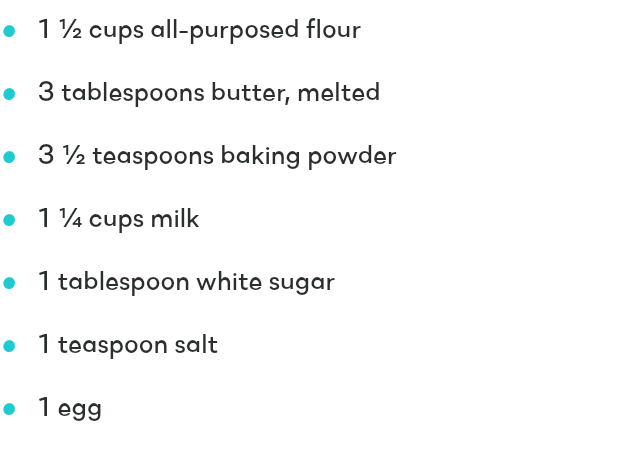
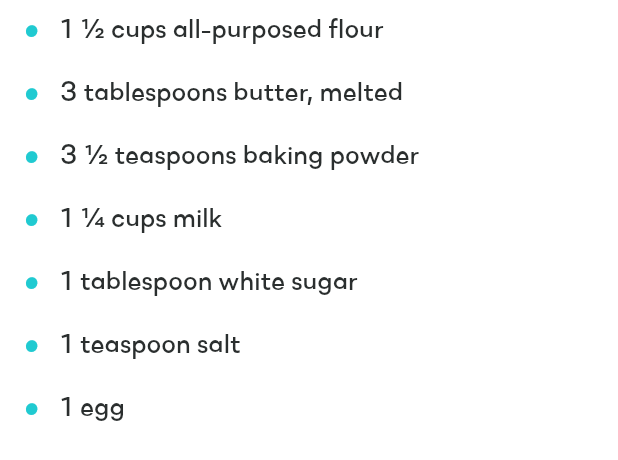
Before and after one commit to Grrravity/RecipeTest, a Flutter app: the ListWidget widget shown alone on an empty page, opened directly, on a phone screen of 412 x 824 dp. Shown: the top 460 px of the screen. Run offline on Flutter 3.47's test engine with Material 2 defaults, Android fonts, the phone set to English and light mode, and no system bars; our stand-ins replace bloc, dartz, equatable, flutter_bloc, flutter_svg, get_it and 1 more.

Commit message:
fixed recipe list widget's horizontal marging > + add some TODO

```diff
--- a/lib/features/pancake_app/views/components/display/detail_display.dart
+++ b/lib/features/pancake_app/views/components/display/detail_display.dart
@@ -13,6 +13,7 @@ class _DetailWidgetState extends State<DetailWidget> {
 
   @override
   Widget build(BuildContext context) {
+    //TODO Add fake data source from Json
     return Column(
       mainAxisSize: MainAxisSize.max,
       mainAxisAlignment: MainAxisAlignment.start,
--- a/lib/features/pancake_app/views/components/widgets/list_widget.dart
+++ b/lib/features/pancake_app/views/components/widgets/list_widget.dart
@@ -5,7 +5,10 @@ class ListWidget extends StatelessWidget {
 
   @override
   Widget build(BuildContext context) {
-    return Column(
+    //TODO Refactor with Listview.Builder
+    return Container(
+      margin: const EdgeInsets.symmetric(horizontal: 15),
+      child: Column(
         children: [
           Container(
               padding: EdgeInsets.symmetric(vertical: 5),
@@ -106,6 +109,7 @@ class ListWidget extends StatelessWidget {
                 ],
               )),
         ],
+      ),
     );
   }
 }
--- a/lib/features/pancake_app/views/components/widgets/step_widget.dart
+++ b/lib/features/pancake_app/views/components/widgets/step_widget.dart
@@ -5,6 +5,7 @@ class StepWidget extends StatelessWidget {
 
   @override
   Widget build(BuildContext context) {
+    //TODO Refactor with Listview.Builder
     return Column(
       children: [
         Container(
```
Lines whose indentation alone changed are shown as unchanged.
